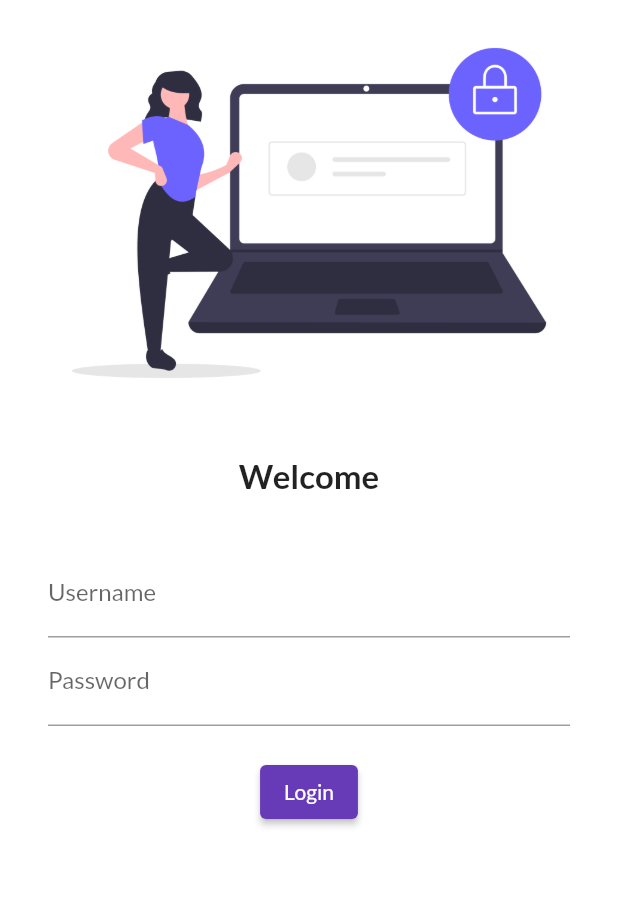
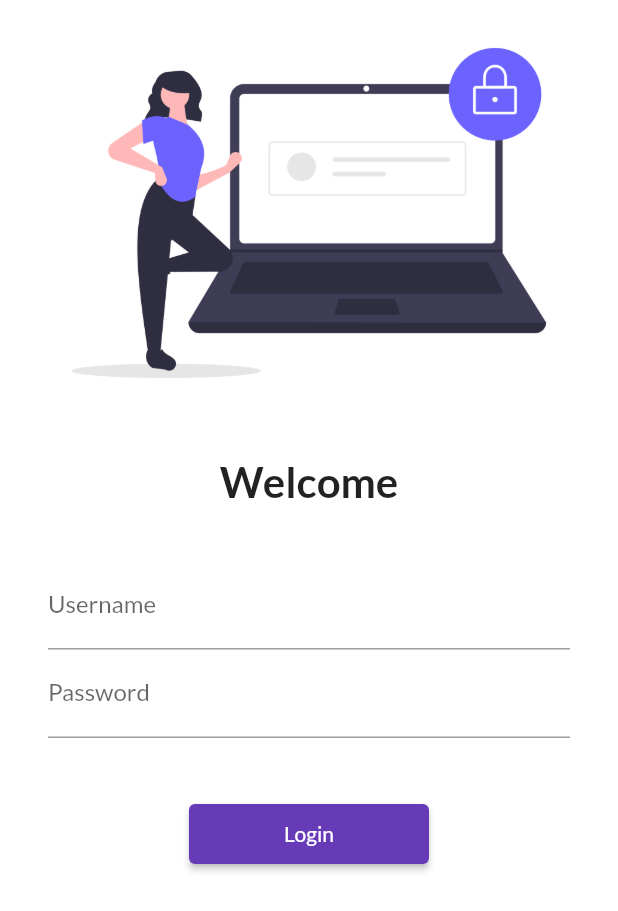
Before and after one commit to Pawan-Dev3/30DaysOfFlutter, a Flutter app: the screen it shows after launch, on a phone screen of 412 x 824 dp. Shown: the top 911 px of the screen. Run offline on Flutter 3.47's test engine with Material 2 defaults, Android fonts, the phone set to English and light mode, and no system bars; our stand-ins replace google_fonts.

Commit message:
Day5 complete

```diff
--- a/lib/main.dart
+++ b/lib/main.dart
@@ -1,6 +1,7 @@
 import 'package:flutter/material.dart';
 import 'package:flutter_application_1/pages/home_page.dart';
 import 'package:flutter_application_1/pages/login_page.dart';
+import 'package:flutter_application_1/utils/routes.dart';
 import 'package:google_fonts/google_fonts.dart';
 
 void main() {
@@ -26,8 +27,8 @@ class MyApp extends StatelessWidget {
         initialRoute: "/",
         routes: {
           "/": (context) => LoginPage(),
-          "/home": (context) => HomePage(),
-          "/login": (context) => LoginPage()
+          MyRoutes.homeRoute: (context) => HomePage(),
+          MyRoutes.loginRoute: (context) => LoginPage()
         });
   }
 }
--- a/lib/pages/login_page.dart
+++ b/lib/pages/login_page.dart
@@ -1,4 +1,6 @@
 import "package:flutter/material.dart";
+
+import "../utils/routes.dart";
 
 class LoginPage extends StatelessWidget {
   const LoginPage({super.key});
@@ -7,16 +9,20 @@ class LoginPage extends StatelessWidget {
   Widget build(BuildContext context) {
     return Material(
         color: Colors.white,
+        child: SingleChildScrollView(
           child: Column(
             children: [
-            Image.asset("assets/images/login_image.png", fit: BoxFit.cover),
+              Image.asset(
+                "assets/images/login_image.png",
+                fit: BoxFit.cover,
+              ),
               SizedBox(
                 height: 20.0,
               ),
               Text(
                 "Welcome",
                 style: TextStyle(
-                fontSize: 22,
+                  fontSize: 28,
                   fontWeight: FontWeight.bold,
                 ),
               ),
@@ -24,8 +30,8 @@ class LoginPage extends StatelessWidget {
                 height: 20.0,
               ),
               Padding(
-              padding:
-                  const EdgeInsets.symmetric(vertical: 16.0, horizontal: 32.0),
+                padding: const EdgeInsets.symmetric(
+                    vertical: 16.0, horizontal: 32.0),
                 child: Column(
                   children: [
                     TextFormField(
@@ -42,19 +48,20 @@ class LoginPage extends StatelessWidget {
                       ),
                     ),
                     SizedBox(
-                    height: 20.0,
+                      height: 40.0,
                     ),
                     ElevatedButton(
                       onPressed: () {
-                      print("Hi Codepur");
+                        Navigator.pushNamed(context, MyRoutes.homeRoute);
                       },
                       child: Text("Login"),
-                    style: TextButton.styleFrom(),
+                      style: TextButton.styleFrom(minimumSize: Size(160, 40)),
                     )
                   ],
                 ),
               )
             ],
+          ),
         ));
   }
 }
--- /dev/null
+++ b/lib/utils/routes.dart
@@ -0,0 +1,4 @@
+class MyRoutes {
+  static String loginRoute = "/login";
+  static String homeRoute = "/home";
+}
```
Lines whose indentation alone changed are shown as unchanged.
